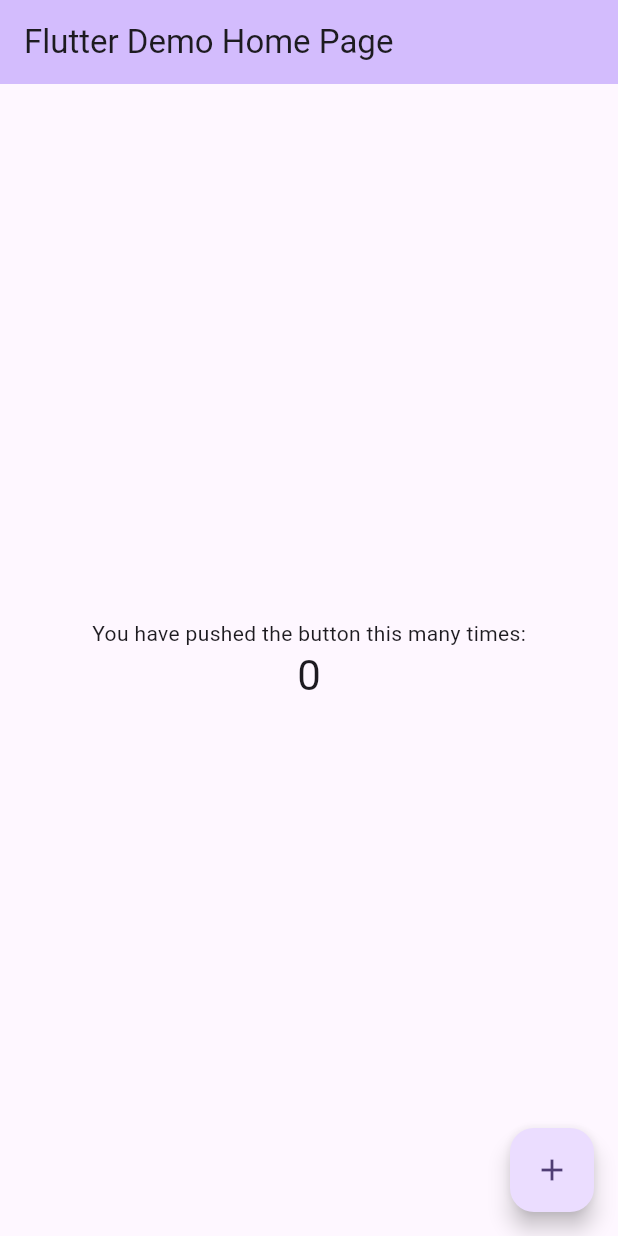
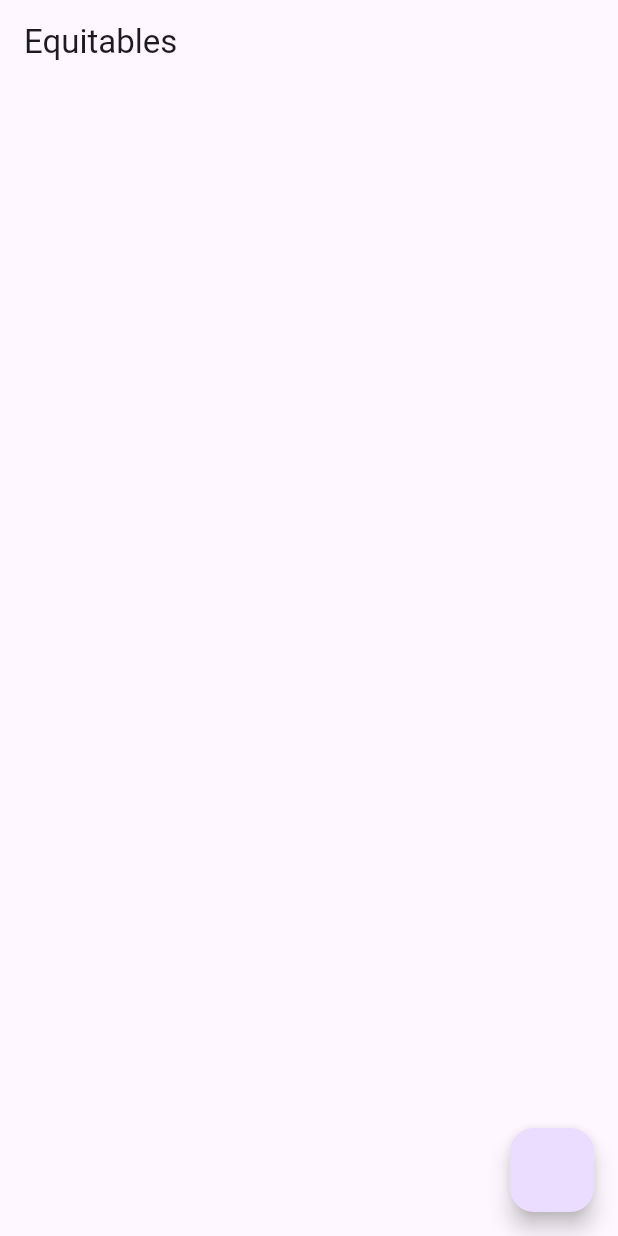
Before and after one commit to Prasiddha777/Flutter_BLOC, a Flutter app: the screen it shows after launch, on a phone screen of 412 x 824 dp. Run offline on Flutter 3.47's test engine with Material 3 defaults, Android fonts, the phone set to English and light mode, and no system bars; our stand-ins replace equatable.

```diff
--- /dev/null
+++ b/lib/equitabale/equitable_sceen.dart
@@ -0,0 +1,64 @@
+import 'package:equatable/equatable.dart';
+import 'package:flutter/material.dart';
+
+class EquitableScreen extends StatefulWidget {
+  const EquitableScreen({super.key});
+
+  @override
+  State<EquitableScreen> createState() => _EquitableScreenState();
+}
+
+class _EquitableScreenState extends State<EquitableScreen> {
+  @override
+  Widget build(BuildContext context) {
+    return Scaffold(
+      appBar: AppBar(
+        title: const Text('Equitables'),
+      ),
+      floatingActionButton: FloatingActionButton(
+        onPressed: () {
+          Person personOne = Person(name: 'Prasiddha', age: 23);
+          Person personTwo = Person(name: 'Prasiddha', age: 23);
+
+          print(personOne.hashCode.toString());
+          print(personTwo.hashCode.toString());
+
+          //--//
+          print(personOne == personTwo);
+          print(personOne == personOne);
+        },
+      ),
+    );
+  }
+}
+
+// class Person {
+//   final String name;
+//   final int age;
+
+//   Person({required this.name, required this.age});
+
+//   @override
+//   bool operator ==(Object other) {
+//     return identical(this, other) ||
+//         other is Person &&
+//             runtimeType == other.runtimeType &&
+//             name == other.name &&
+//             age == other.age;
+//   }
+
+//   @override
+//   int get hashCode => name.hashCode ^ age.hashCode;
+// }
+
+// "AFTER EQUATABLE PACKAGE "
+
+class Person extends Equatable {
+  final String name;
+  final int age;
+
+  const Person({required this.name, required this.age});
+
+  @override
+  List<Object?> get props => [name, age];
+}
--- a/lib/main.dart
+++ b/lib/main.dart
@@ -1,3 +1,4 @@
+import 'package:bloc_app/equitabale/equitable_sceen.dart';
 import 'package:flutter/material.dart';
 
 void main() {
@@ -11,115 +12,13 @@ class MyApp extends StatelessWidget {
   @override
   Widget build(BuildContext context) {
     return MaterialApp(
-      title: 'Flutter Demo',
+      title: 'Flutter Bloc',
+      debugShowCheckedModeBanner: false,
       theme: ThemeData(
-        // This is the theme of your application.
-        //
-        // TRY THIS: Try running your application with "flutter run". You'll see
-        // the application has a purple toolbar. Then, without quitting the app,
-        // try changing the seedColor in the colorScheme below to Colors.green
-        // and then invoke "hot reload" (save your changes or press the "hot
-        // reload" button in a Flutter-supported IDE, or press "r" if you used
-        // the command line to start the app).
-        //
-        // Notice that the counter didn't reset back to zero; the application
-        // state is not lost during the reload. To reset the state, use hot
-        // restart instead.
-        //
-        // This works for code too, not just values: Most code changes can be
-        // tested with just a hot reload.
         colorScheme: ColorScheme.fromSeed(seedColor: Colors.deepPurple),
         useMaterial3: true,
       ),
-      home: const MyHomePage(title: 'Flutter Demo Home Page'),
+      home: const EquitableScreen(),
     );
   }
 }
-
-class MyHomePage extends StatefulWidget {
-  const MyHomePage({super.key, required this.title});
-
-  // This widget is the home page of your application. It is stateful, meaning
-  // that it has a State object (defined below) that contains fields that affect
-  // how it looks.
-
-  // This class is the configuration for the state. It holds the values (in this
-  // case the title) provided by the parent (in this case the App widget) and
-  // used by the build method of the State. Fields in a Widget subclass are
-  // always marked "final".
-
-  final String title;
-
-  @override
-  State<MyHomePage> createState() => _MyHomePageState();
-}
-
-class _MyHomePageState extends State<MyHomePage> {
-  int _counter = 0;
-
-  void _incrementCounter() {
-    setState(() {
-      // This call to setState tells the Flutter framework that something has
-      // changed in this State, which causes it to rerun the build method below
-      // so that the display can reflect the updated values. If we changed
-      // _counter without calling setState(), then the build method would not be
-      // called again, and so nothing would appear to happen.
-      _counter++;
-    });
-  }
-
-  @override
-  Widget build(BuildContext context) {
-    // This method is rerun every time setState is called, for instance as done
-    // by the _incrementCounter method above.
-    //
-    // The Flutter framework has been optimized to make rerunning build methods
-    // fast, so that you can just rebuild anything that needs updating rather
-    // than having to individually change instances of widgets.
-    return Scaffold(
-      appBar: AppBar(
-        // TRY THIS: Try changing the color here to a specific color (to
-        // Colors.amber, perhaps?) and trigger a hot reload to see the AppBar
-        // change color while the other colors stay the same.
-        backgroundColor: Theme.of(context).colorScheme.inversePrimary,
-        // Here we take the value from the MyHomePage object that was created by
-        // the App.build method, and use it to set our appbar title.
-        title: Text(widget.title),
-      ),
-      body: Center(
-        // Center is a layout widget. It takes a single child and positions it
-        // in the middle of the parent.
-        child: Column(
-          // Column is also a layout widget. It takes a list of children and
-          // arranges them vertically. By default, it sizes itself to fit its
-          // children horizontally, and tries to be as tall as its parent.
-          //
-          // Column has various properties to control how it sizes itself and
-          // how it positions its children. Here we use mainAxisAlignment to
-          // center the children vertically; the main axis here is the vertical
-          // axis because Columns are vertical (the cross axis would be
-          // horizontal).
-          //
-          // TRY THIS: Invoke "debug painting" (choose the "Toggle Debug Paint"
-          // action in the IDE, or press "p" in the console), to see the
-          // wireframe for each widget.
-          mainAxisAlignment: MainAxisAlignment.center,
-          children: <Widget>[
-            const Text(
-              'You have pushed the button this many times:',
-            ),
-            Text(
-              '$_counter',
-              style: Theme.of(context).textTheme.headlineMedium,
-            ),
-          ],
-        ),
-      ),
-      floatingActionButton: FloatingActionButton(
-        onPressed: _incrementCounter,
-        tooltip: 'Increment',
-        child: const Icon(Icons.add),
-      ), // This trailing comma makes auto-formatting nicer for build methods.
-    );
-  }
-}
--- a/pubspec.yaml
+++ b/pubspec.yaml
@@ -35,6 +35,7 @@ dependencies:
   # The following adds the Cupertino Icons font to your application.
   # Use with the CupertinoIcons class for iOS style icons.
   cupertino_icons: ^1.0.2
+  equatable: ^2.0.5
 
 dev_dependencies:
   flutter_test:
```
Also changed, not shown: pubspec.lock.
